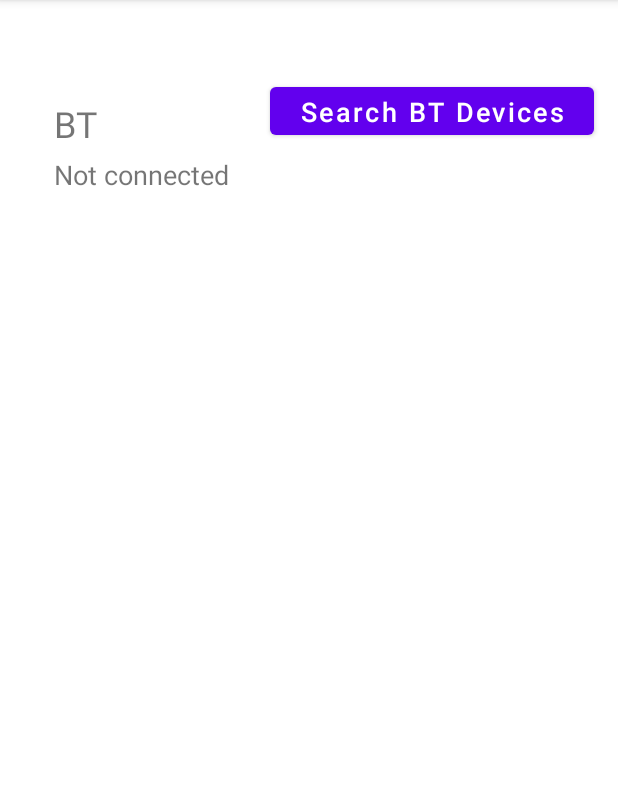
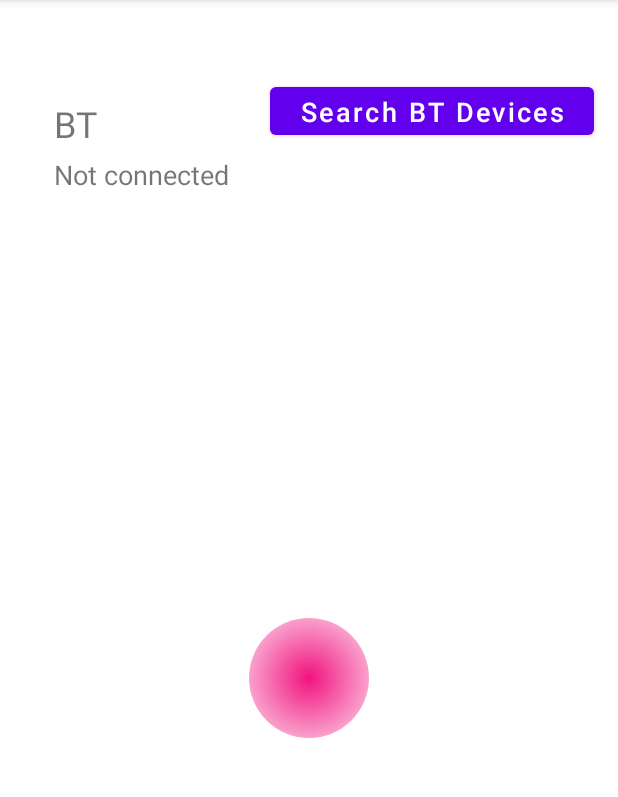
Before and after one commit to slowstarter39a/my_arduino_rc_car, an Android app: the screen it shows after launch (MainActivity), on a phone screen of 412 x 824 dp, the part 84-881 px from its top. Run offline under Robolectric (Android 15) with nearby library versions, the phone set to English and light mode, and no system bars.

Commit message:
Implemented Car control UI

```diff
--- a/app/src/main/java/com/singpung/my_arduino_rc_car/MainActivity.java
+++ b/app/src/main/java/com/singpung/my_arduino_rc_car/MainActivity.java
@@ -2,6 +2,7 @@ package com.singpung.my_arduino_rc_car;
 
 import android.Manifest;
 import androidx.appcompat.app.AppCompatActivity;
+import androidx.constraintlayout.widget.ConstraintLayout;
 import androidx.core.app.ActivityCompat;
 
 import android.app.ProgressDialog;
@@ -16,10 +17,17 @@ import android.content.Context;
 
 import android.content.Intent;
 import android.content.IntentFilter;
+import android.graphics.Point;
 import android.os.Handler;
 import android.os.Message;
+import android.util.DisplayMetrics;
+import android.view.Display;
+import android.view.MotionEvent;
+import android.view.ViewGroup;
+import android.view.ViewTreeObserver;
 import android.widget.AdapterView;
 import android.widget.Button;
+import android.widget.ImageView;
 import android.widget.ListView;
 import android.view.View;
 import android.util.Log;
@@ -33,6 +41,8 @@ import android.os.Bundle;
 import java.util.List;
 import java.util.ArrayList;
 import java.util.Set;
+import java.util.Timer;
+import java.util.TimerTask;
 
 public class MainActivity extends AppCompatActivity {
 
@@ -57,6 +67,15 @@ public class MainActivity extends AppCompatActivity {
     public TextView statusTextView;
     BluetoothDevice curBtDevice;
 
+    TimerTask timerTask;
+    Timer timer = new Timer();
+    ImageView imageView;
+
+    float baseX;
+    float baseY;
+    int   imgHalfWidth;
+    int   imgHalfHeight;
+
     Handler handler = new Handler() {
         @Override
         public void handleMessage(Message msg) {
@@ -76,6 +95,51 @@ public class MainActivity extends AppCompatActivity {
         }
     };
 
+    private void startTimerTask()
+    {
+        stopTimerTask();
+
+        timerTask = new TimerTask()
+        {
+            float curX = imageView.getX();
+            float curY = imageView.getY();
+            float dx = curX - baseX;
+            float dy = curY - baseY;
+
+            float newPosX = 0;
+            float newPosY = 0;
+            int i = 0;
+
+            @Override
+            public void run()
+            {
+                if ( i < 10) {
+                    newPosX = curX - i * dx/10;
+                    newPosY = curY - i * dy/10;
+
+                    imageView.setX(newPosX);
+                    imageView.setY(newPosY);
+
+                    i++;
+                }
+                else {
+                    imageView.setX(baseX);
+                    imageView.setY(baseY);
+                    stopTimerTask();
+                }
+            }
+        };
+        timer.schedule(timerTask,0 ,30);
+    }
+
+    private void stopTimerTask()
+    {
+        if(timerTask != null)
+        {
+            timerTask.cancel();
+            timerTask = null;
+        }
+    }
     @Override
     protected void onCreate(Bundle savedInstanceState) {
         super.onCreate(savedInstanceState);
@@ -87,6 +151,51 @@ public class MainActivity extends AppCompatActivity {
 
         buttonBtCtl = (Button) findViewById(R.id.button_bt_ctl);
         adapter = new BTDeviceItemAdapter(activity);
+
+        imageView = (ImageView)findViewById(R.id.imageView);
+        imageView.setImageResource(R.drawable.circle_car_control);
+
+        Display display = getWindowManager().getDefaultDisplay();
+        Point size = new Point();
+        display.getSize(size);
+        int width = size.x;
+        int height = size.y;
+
+        imageView.getViewTreeObserver()
+                .addOnGlobalLayoutListener(new ViewTreeObserver.OnGlobalLayoutListener() {
+                    @Override
+                    public void onGlobalLayout() {
+                        imgHalfWidth = imageView.getWidth()/2;
+                        imgHalfHeight = imageView.getHeight()/2;
+
+                        baseX = width/2 - imgHalfWidth;
+                        baseY = height - height/2;
+                        imageView.setX(baseX);
+                        imageView.setY(baseY);
+
+                        imageView.getViewTreeObserver().removeOnGlobalLayoutListener(this);
+                    }
+                });
+
+        view = findViewById(R.id.main);
+        view.setOnTouchListener(new View.OnTouchListener() {
+            @Override
+            public boolean onTouch(View view, MotionEvent motionEvent) {
+
+                if (motionEvent.getAction() == MotionEvent.ACTION_DOWN) {
+                    stopTimerTask();
+                }
+                else if (motionEvent.getAction() == MotionEvent.ACTION_MOVE) {
+                    imageView.setX(motionEvent.getX() - imgHalfWidth);
+                    imageView.setY(motionEvent.getY() - imgHalfHeight);
+                }
+                else if (motionEvent.getAction() == MotionEvent.ACTION_UP) {
+                    startTimerTask();
+                }
+                return true;
+            }
+        });
+
 
         buttonBtCtl.setOnClickListener(new View.OnClickListener() {
             @Override
--- /dev/null
+++ b/app/src/main/res/drawable/circle_car_control.xml
@@ -0,0 +1,11 @@
+<?xml version="1.0" encoding="utf-8"?>
+    <shape xmlns:android="http://schemas.android.com/apk/res/android"
+        android:shape="oval">
+
+        <gradient
+            android:type="radial"
+            android:gradientRadius="100"
+            android:angle="270"
+            android:startColor="#F1137F" />
+
+    </shape>
--- a/app/src/main/res/layout/activity_main.xml
+++ b/app/src/main/res/layout/activity_main.xml
@@ -2,6 +2,7 @@
 <androidx.constraintlayout.widget.ConstraintLayout xmlns:android="http://schemas.android.com/apk/res/android"
     xmlns:app="http://schemas.android.com/apk/res-auto"
     xmlns:tools="http://schemas.android.com/tools"
+    android:id="@+id/main"
     android:layout_width="match_parent"
     android:layout_height="match_parent"
     tools:context=".MainActivity">
@@ -42,4 +43,17 @@
         app:layout_constraintStart_toStartOf="parent"
         app:layout_constraintTop_toTopOf="parent" />
 
+
+    <ImageView
+        android:id="@+id/imageView"
+        android:layout_width="80dp"
+        android:layout_height="80dp"
+        android:layout_marginTop="30dp"
+        android:src="@drawable/circle_car_control"
+        android:text="@string/ok"
+        app:layout_constraintBottom_toBottomOf="parent"
+        app:layout_constraintTop_toBottomOf="@id/status"
+        app:layout_constraintVertical_bias="0.773"
+        tools:layout_editor_absoluteX="180dp" />
+
 </androidx.constraintlayout.widget.ConstraintLayout>
```
